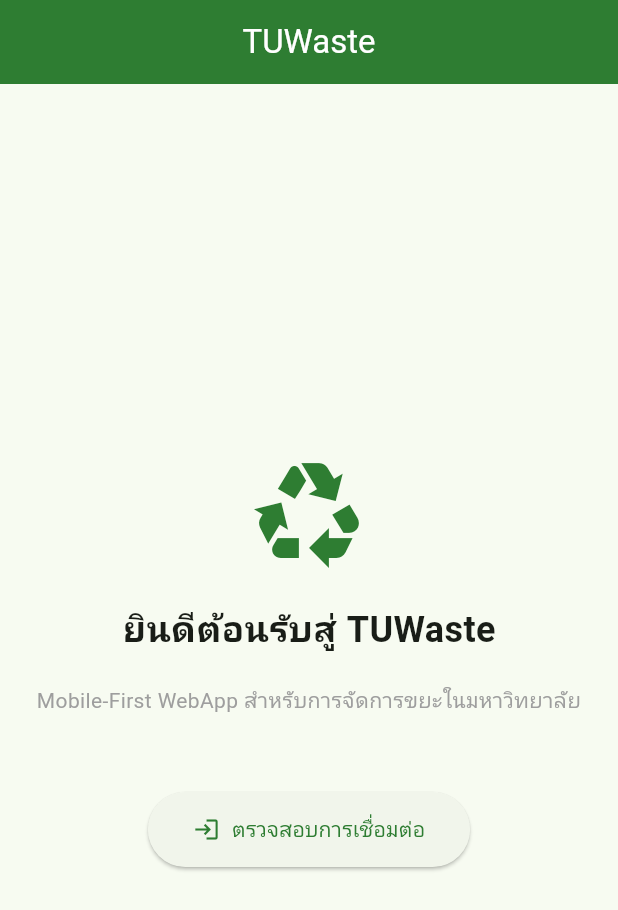
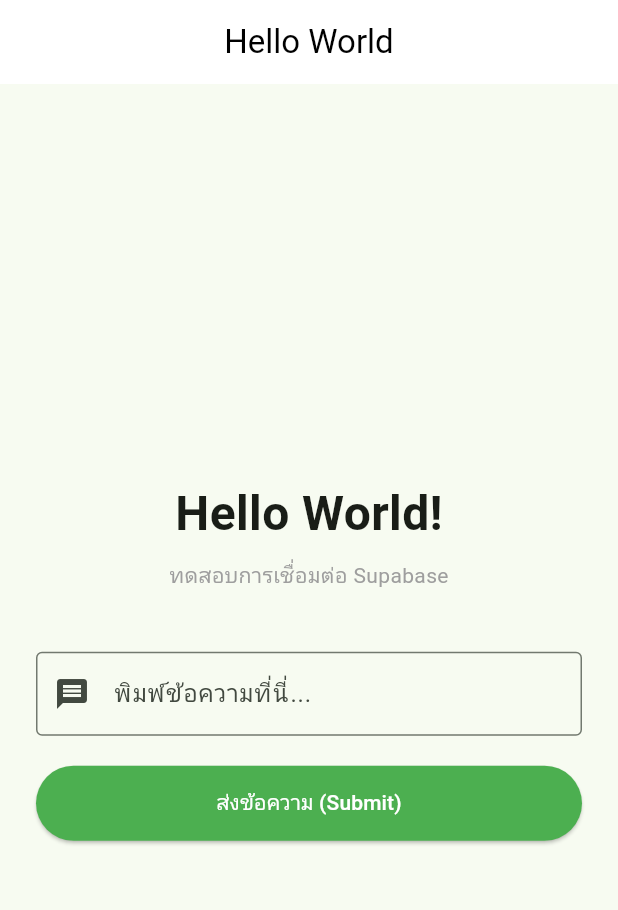
Before and after one commit to ipaong/Flutterwaste2, a Flutter app: the screen it shows after launch, on a phone screen of 412 x 824 dp. Shown: the top 910 px of the screen. Run offline on Flutter 3.47's test engine with Material 3 defaults, Android fonts, the phone set to English and light mode, and no system bars; our stand-ins replace supabase_flutter; accounts and stored records are empty.

Commit message:
Add Hello World and Supabase submit test

```diff
--- a/lib/main.dart
+++ b/lib/main.dart
@@ -4,7 +4,6 @@ import 'package:supabase_flutter/supabase_flutter.dart';
 Future<void> main() async {
   WidgetsFlutterBinding.ensureInitialized();
 
-  // Fetching from Environment Variables (set via --dart-define in Vercel)
   const supabaseUrl = String.fromEnvironment('SUPABASE_URL');
   const supabaseAnonKey = String.fromEnvironment('SUPABASE_ANON_KEY');
 
@@ -22,18 +21,13 @@ class MyApp extends StatelessWidget {
   @override
   Widget build(BuildContext context) {
     return MaterialApp(
-      title: 'TUWaste WebApp',
+      title: 'TUWaste Hello World',
       debugShowCheckedModeBanner: false,
       theme: ThemeData(
-        colorScheme: ColorScheme.fromSeed(
-          seedColor: const Color(0xFF2E7D32),
-          primary: const Color(0xFF2E7D32),
-        ),
+        colorScheme: ColorScheme.fromSeed(seedColor: Colors.green),
         useMaterial3: true,
       ),
-      builder: (context, child) {
-        return MobileLayoutWrapper(child: child!);
-      },
+      builder: (context, child) => MobileLayoutWrapper(child: child!),
       home: const MyHomePage(),
     );
   }
@@ -46,19 +40,17 @@ class MobileLayoutWrapper extends StatelessWidget {
   @override
   Widget build(BuildContext context) {
     return Container(
-      color: Colors.grey[200],
+      color: Colors.grey[100],
       child: Center(
         child: ConstrainedBox(
-          constraints: const BoxConstraints(
-            maxWidth: 500,
-          ),
+          constraints: const BoxConstraints(maxWidth: 500),
           child: Container(
             decoration: BoxDecoration(
+              color: Colors.white,
               boxShadow: [
                 BoxShadow(
-                  color: Colors.black.withOpacity(0.1),
+                  color: Colors.black.withOpacity(0.05),
                   blurRadius: 10,
-                  spreadRadius: 2,
                 ),
               ],
             ),
@@ -70,55 +62,91 @@ class MobileLayoutWrapper extends StatelessWidget {
   }
 }
 
-class MyHomePage extends StatelessWidget {
+class MyHomePage extends StatefulWidget {
   const MyHomePage({super.key});
+
+  @override
+  State<MyHomePage> createState() => _MyHomePageState();
+}
+
+class _MyHomePageState extends State<MyHomePage> {
+  final _controller = TextEditingController();
+  bool _isLoading = false;
+
+  Future<void> _submitMessage() async {
+    final text = _controller.text.trim();
+    if (text.isEmpty) return;
+
+    setState(() => _isLoading = true);
+
+    try {
+      await Supabase.instance.client
+          .from('test_messages')
+          .insert({'content': text});
+
+      if (mounted) {
+        ScaffoldMessenger.of(context).showSnackBar(
+          const SnackBar(content: Text('ส่งข้อมูลไป Supabase สำเร็จ! ✅')),
+        );
+        _controller.clear();
+      }
+    } catch (e) {
+      if (mounted) {
+        ScaffoldMessenger.of(context).showSnackBar(
+          SnackBar(content: Text('Error: ${e.toString()}')),
+        );
+      }
+    } finally {
+      if (mounted) setState(() => _isLoading = false);
+    }
+  }
 
   @override
   Widget build(BuildContext context) {
     return Scaffold(
       appBar: AppBar(
-        title: const Text('TUWaste'),
+        title: const Text('Hello World'),
         centerTitle: true,
-        backgroundColor: Theme.of(context).colorScheme.primary,
-        foregroundColor: Colors.white,
+        elevation: 0,
+        backgroundColor: Colors.white,
+        foregroundColor: Colors.black,
       ),
-      body: Center(
+      body: Padding(
+        padding: const EdgeInsets.all(24.0),
         child: Column(
           mainAxisAlignment: MainAxisAlignment.center,
           children: [
-            const Icon(Icons.recycling, size: 80, color: Color(0xFF2E7D32)),
-            const SizedBox(height: 20),
             const Text(
-              'ยินดีต้อนรับสู่ TUWaste',
-              style: TextStyle(fontSize: 24, fontWeight: FontWeight.bold),
+              'Hello World!',
+              style: TextStyle(fontSize: 32, fontWeight: FontWeight.bold),
             ),
-            const Padding(
-              padding: EdgeInsets.all(20.0),
-              child: Text(
-                'Mobile-First WebApp สำหรับการจัดการขยะในมหาวิทยาลัย',
-                textAlign: TextAlign.center,
-                style: TextStyle(color: Colors.grey),
+            const SizedBox(height: 8),
+            const Text(
+              'ทดสอบการเชื่อมต่อ Supabase',
+              style: TextStyle(color: Colors.grey),
+            ),
+            const SizedBox(height: 40),
+            TextField(
+              controller: _controller,
+              decoration: const InputDecoration(
+                labelText: 'พิมพ์ข้อความที่นี่...',
+                border: OutlineInputBorder(),
+                prefixIcon: Icon(Icons.message),
               ),
             ),
-            const SizedBox(height: 30),
-            ElevatedButton.icon(
-              onPressed: () {
-                // Check if keys are loaded
-                const url = String.fromEnvironment('SUPABASE_URL');
-                if (url.isEmpty) {
-                  ScaffoldMessenger.of(context).showSnackBar(
-                    const SnackBar(content: Text('Error: Supabase Keys not found!')),
-                  );
-                } else {
-                  ScaffoldMessenger.of(context).showSnackBar(
-                    const SnackBar(content: Text('Supabase Connected!')),
-                  );
-                }
-              },
-              icon: const Icon(Icons.login),
-              label: const Text('ตรวจสอบการเชื่อมต่อ'),
-              style: ElevatedButton.styleFrom(
-                padding: const EdgeInsets.symmetric(horizontal: 30, vertical: 15),
+            const SizedBox(height: 20),
+            SizedBox(
+              width: double.infinity,
+              height: 50,
+              child: ElevatedButton(
+                onPressed: _isLoading ? null : _submitMessage,
+                style: ElevatedButton.styleFrom(
+                  backgroundColor: Colors.green,
+                  foregroundColor: Colors.white,
+                ),
+                child: _isLoading
+                    ? const CircularProgressIndicator(color: Colors.white)
+                    : const Text('ส่งข้อความ (Submit)'),
               ),
             ),
           ],
@@ -126,4 +154,10 @@ class MyHomePage extends StatelessWidget {
       ),
     );
   }
+
+  @override
+  void dispose() {
+    _controller.dispose();
+    super.dispose();
+  }
 }
```
